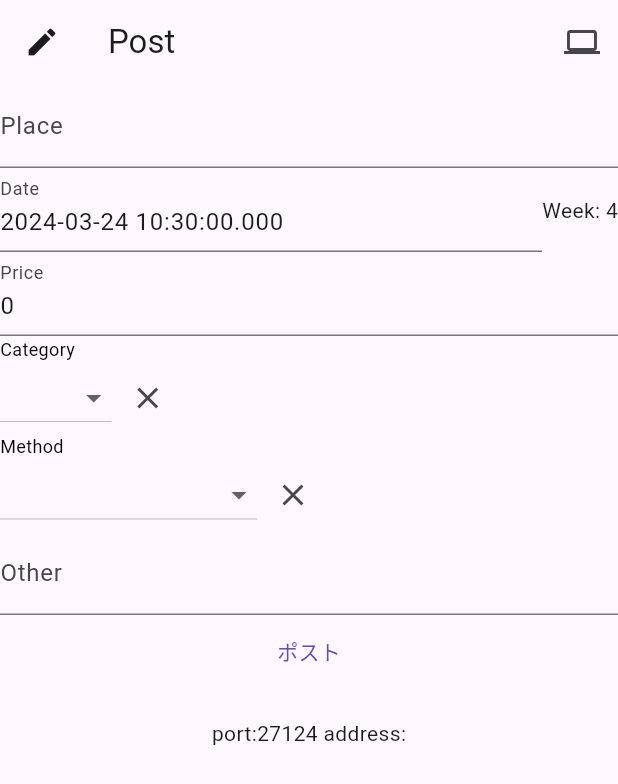
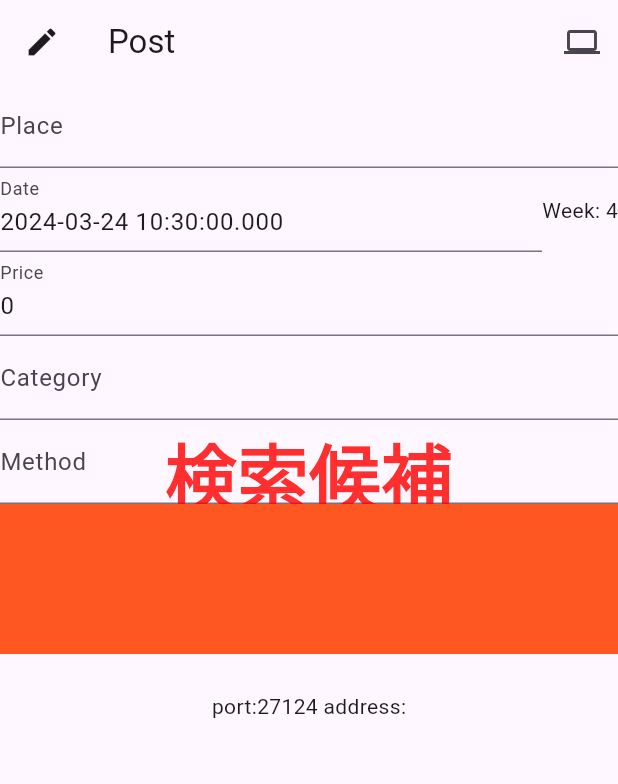
Before and after one commit to tauto1127/accountbook_for_obsidian_rest_api, a Flutter app: the Post screen opened directly, on a phone screen of 412 x 824 dp. Shown: the top 784 px of the screen. Run offline on Flutter 3.47's test engine with Material 3 defaults, Android fonts, the phone set to English and light mode, and no system bars; our stand-ins replace flutter_riverpod, freezed_annotation, shared_preferences; accounts and stored records are empty.

Commit message:
[add] form suggesttion template

```diff
--- a/lib/view/post.dart
+++ b/lib/view/post.dart
@@ -9,7 +9,14 @@ class Post extends StatelessWidget {
 
   @override
   Widget build(BuildContext context) {
-    return Scaffold(
+    final GlobalKey methodFormKey = GlobalKey();
+    final GlobalKey otherFormKey = GlobalKey(); //Padding(
+    final FocusNode methodFocusNode = FocusNode();
+    final FocusNode categoryFocusNode = FocusNode();
+
+    return Stack(
+      children: [
+        Scaffold(
           appBar: AppBar(
               title: const Text('Post'),
               leading: IconButton(
@@ -29,6 +36,34 @@ class Post extends StatelessWidget {
               ]),
           body: SingleChildScrollView(
             child: Consumer(builder: (BuildContext context, WidgetRef ref, Widget? child) {
+              WidgetsBinding.instance.addPostFrameCallback((_) {
+                if (ref.read(postViewModelProvider).methodFormOffsetTop == 0) {
+                  final RenderBox renderBox = methodFormKey.currentContext!.findRenderObject() as RenderBox;
+                  final double offset = renderBox.localToGlobal(Offset.zero).dy;
+                  ref.read(postViewModelProvider.notifier).setMethodFormOffsetTop(offset);
+                }
+                if (ref.read(postViewModelProvider).otherFormOffsetTop == 0) {
+                  final RenderBox renderBox = otherFormKey.currentContext!.findRenderObject() as RenderBox;
+                  final double offset = renderBox.localToGlobal(Offset.zero).dy;
+                  ref.read(postViewModelProvider.notifier).setOtherFormOffsetTop(offset);
+                }
+              });
+
+              methodFocusNode.addListener(() {
+                if (methodFocusNode.hasFocus) {
+                  ref.read(postViewModelProvider.notifier).setIsEditingMethod(true);
+                } else {
+                  ref.read(postViewModelProvider.notifier).setIsEditingMethod(false);
+                }
+              });
+              categoryFocusNode.addListener(() {
+                if (categoryFocusNode.hasFocus) {
+                  ref.read(postViewModelProvider.notifier).setIsEditingCategory(true);
+                } else {
+                  ref.read(postViewModelProvider.notifier).setIsEditingCategory(false);
+                }
+              });
+
               return Form(
                 child: Column(
                   children: [
@@ -80,42 +115,25 @@ class Post extends StatelessWidget {
                       },
                       controller: ref.read(postViewModelProvider.notifier).priceController,
                     ),
-                _dropdownPostItem(
-                    "Category",
-                    DropdownButton(
-                      value: ref.watch(postViewModelProvider).category,
-                      items: ref.watch(settingsNotifierProvider).category!.map((String value) {
-                        return DropdownMenuItem(
-                          value: value,
-                          child: Text(value),
-                        );
-                      }).toList(),
-                      onChanged: (value) {
-                        ref.read(postViewModelProvider.notifier).changeCategory(value ?? ref.watch(postViewModelProvider).category);
-                      },
+                    TextFormField(
+                      focusNode: categoryFocusNode,
+                      decoration: const InputDecoration(
+                        labelText: 'Category',
                       ),
-                    IconButton(
-                      icon: const Icon(Icons.clear),
-                      onPressed: () => ref.read(postViewModelProvider.notifier).changeCategory(null),
-                    )),
-                _dropdownPostItem(
-                    "Method",
-                    DropdownButton(
-                        value: ref.watch(postViewModelProvider).method,
-                        items: ref
-                            .watch(settingsNotifierProvider)
-                            .method!
-                            .map((String str) => DropdownMenuItem(
-                                  value: str,
-                                  child: Text(str),
-                                ))
-                            .toList(),
-                        onChanged: (value) => ref.read(postViewModelProvider.notifier).changeMethod(value)),
-                    IconButton(
-                      icon: const Icon(Icons.clear),
-                      onPressed: () => ref.read(postViewModelProvider.notifier).changeMethod(null),
-                    )),
+                      onChanged: (value) => ref.read(postViewModelProvider.notifier).setCategoryQuery(value),
+                      controller: ref.read(postViewModelProvider.notifier).categoryController,
+                    ),
                     TextFormField(
+                      key: methodFormKey,
+                      focusNode: methodFocusNode,
+                      decoration: const InputDecoration(
+                        labelText: 'Method',
+                      ),
+                      onChanged: (value) => ref.read(postViewModelProvider.notifier).setMethodQuery(value),
+                      controller: ref.read(postViewModelProvider.notifier).methodController,
+                    ),
+                    TextFormField(
+                      key: otherFormKey,
                       decoration: const InputDecoration(
                         labelText: 'Other',
                       ),
@@ -163,6 +181,27 @@ class Post extends StatelessWidget {
               );
             }),
           ),
+        ),
+        //検索候補
+        Consumer(builder: (context, ref, child) {
+          return Padding(
+            padding: EdgeInsets.only(top: ref.watch(postViewModelProvider).methodFormOffsetTop),
+            child: Container(
+              alignment: Alignment.topCenter,
+              height: 100,
+              child: (ref.watch(postViewModelProvider).isEditingCategory) ? null : const Text('検索候補'),
+            ),
+          );
+        }),
+        Consumer(builder: (context, ref, child) {
+          return Padding(
+              padding: EdgeInsets.only(top: ref.watch(postViewModelProvider).otherFormOffsetTop),
+              child: Container(
+                color: Colors.deepOrange,
+                height: 100,
+              ));
+        }),
+      ],
     );
   }
 
```
Also changed, not shown: lib/model/state/post_state.dart (+8 -0 lines), lib/view_model/post_view_model.dart (+11 -0 lines), lib/model/state/post_state.freezed.dart. Lines whose indentation alone changed are shown as unchanged.
